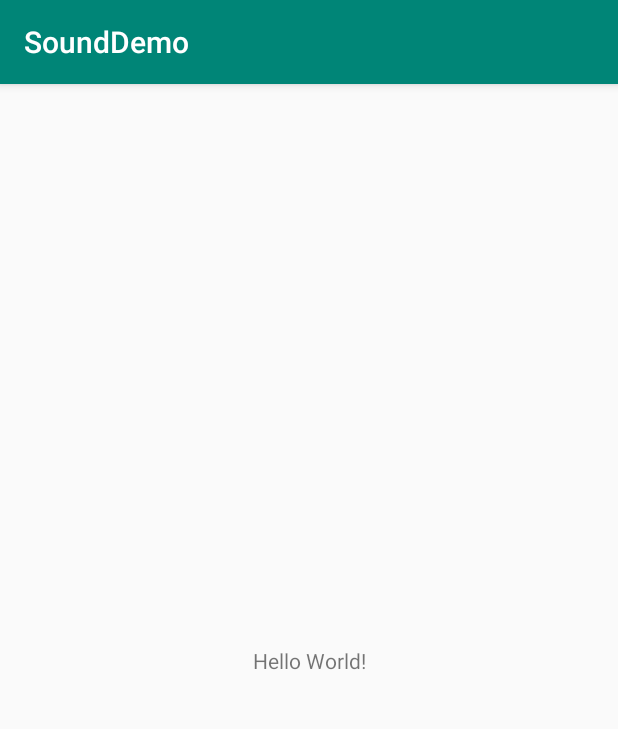
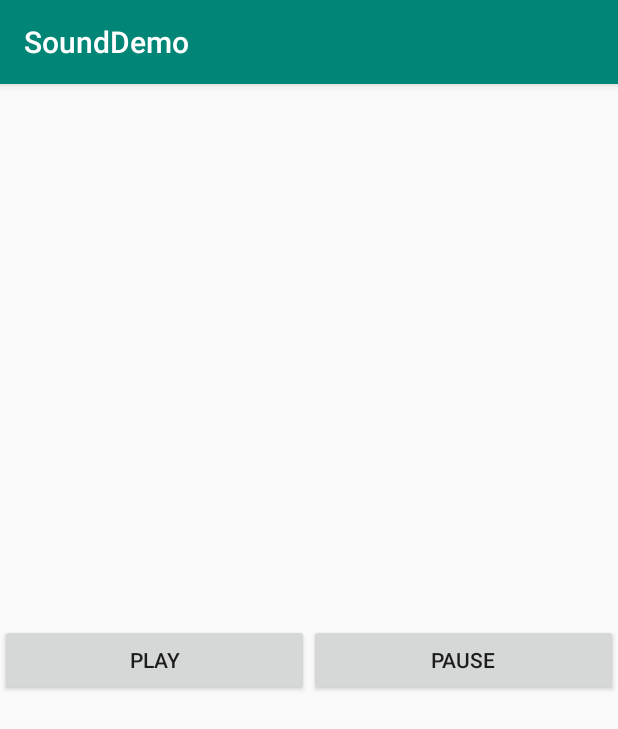
Before and after one commit to rich-chang/SoundDemo, an Android app: the screen it shows after launch (MainActivity), on a phone screen of 412 x 824 dp. Shown: the top 729 px of the screen. Run offline under Robolectric (Android 15) with nearby library versions, the phone set to English and light mode, and no system bars.

Commit message:
Add Play/Pause btn and model

```diff
--- a/app/src/main/java/com/richc/sounddemo/MainActivity.java
+++ b/app/src/main/java/com/richc/sounddemo/MainActivity.java
@@ -2,7 +2,12 @@ package com.richc.sounddemo;
 
 import androidx.appcompat.app.AppCompatActivity;
 
+import android.content.Context;
+import android.media.MediaPlayer;
 import android.os.Bundle;
+import android.util.Log;
+import android.view.View;
+import android.widget.MediaController;
 
 public class MainActivity extends AppCompatActivity {
 
@@ -10,5 +15,21 @@ public class MainActivity extends AppCompatActivity {
     protected void onCreate(Bundle savedInstanceState) {
         super.onCreate(savedInstanceState);
         setContentView(R.layout.activity_main);
+
+        mp = MediaPlayer.create(this, R.raw.file_example_mp3_2mb);
+    }
+
+    MediaPlayer mp;
+
+    public void playAudio (View view) {
+        Log.i("richc", "Press Play");
+
+        mp.start();
+    }
+
+    public void pauseAudio (View view) {
+        Log.i("richc", "Press Pause");
+
+        mp.pause();
     }
 }
--- a/app/src/main/res/layout/activity_main.xml
+++ b/app/src/main/res/layout/activity_main.xml
@@ -6,13 +6,28 @@
     android:layout_height="match_parent"
     tools:context=".MainActivity">
 
-    <TextView
-        android:layout_width="wrap_content"
+    <LinearLayout
+        android:layout_width="match_parent"
         android:layout_height="wrap_content"
-        android:text="Hello World!"
+        android:orientation="horizontal"
         app:layout_constraintBottom_toBottomOf="parent"
-        app:layout_constraintLeft_toLeftOf="parent"
-        app:layout_constraintRight_toRightOf="parent"
-        app:layout_constraintTop_toTopOf="parent" />
+        app:layout_constraintTop_toTopOf="parent"
+        tools:layout_editor_absoluteX="1dp">
 
+        <Button
+            android:id="@+id/buttonPlay"
+            android:layout_width="wrap_content"
+            android:layout_height="wrap_content"
+            android:layout_weight="1"
+            android:onClick="playAudio"
+            android:text="Play" />
+
+        <Button
+            android:id="@+id/buttonPause"
+            android:layout_width="wrap_content"
+            android:layout_height="wrap_content"
+            android:layout_weight="1"
+            android:onClick="pauseAudio"
+            android:text="Pause" />
+    </LinearLayout>
 </androidx.constraintlayout.widget.ConstraintLayout>
```
